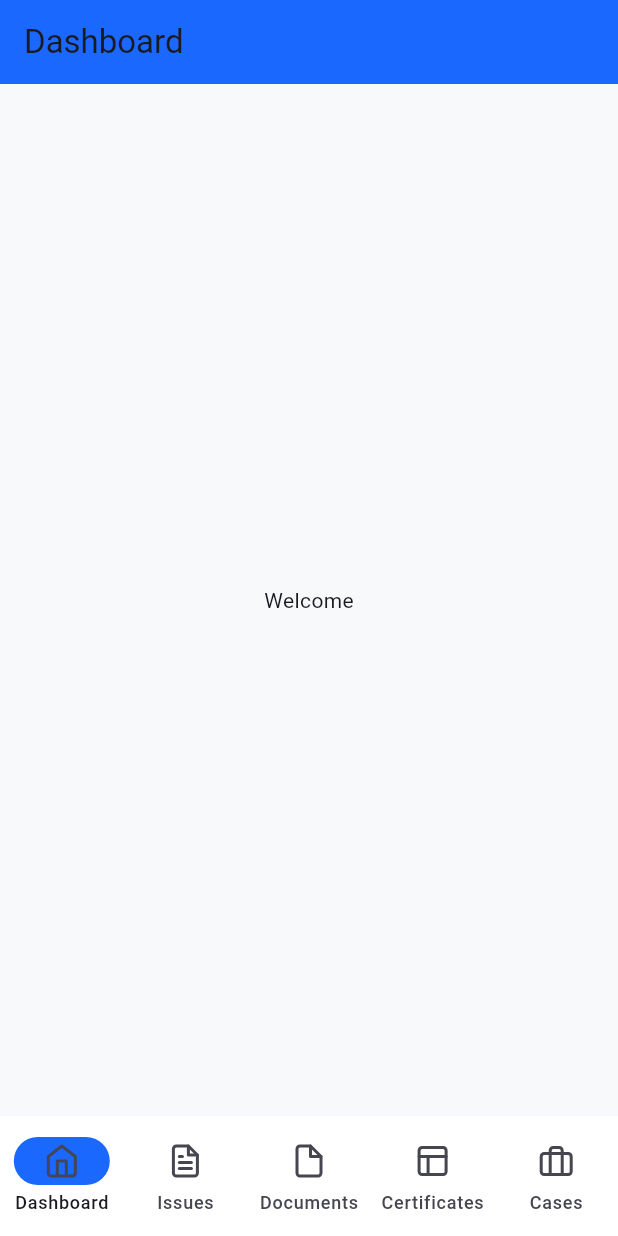
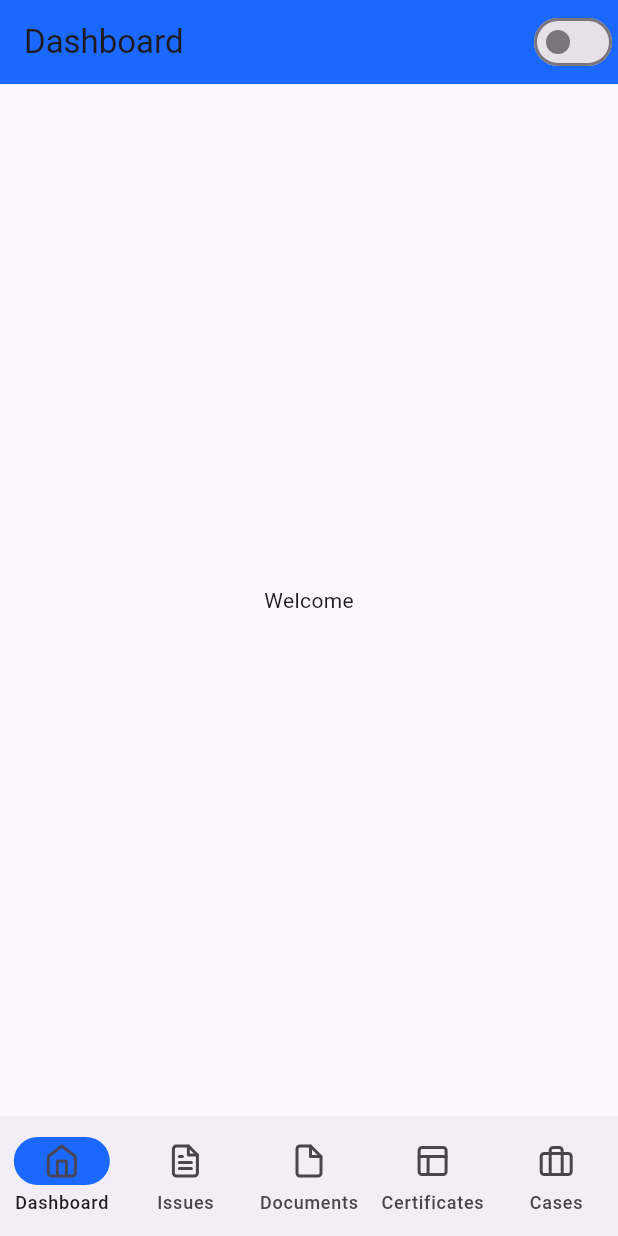
Before and after one commit to infinite-dev22/law_mobile_app, a Flutter app: the screen it shows after launch, on a phone screen of 412 x 824 dp. Run offline on Flutter 3.47's test engine with Material 3 defaults, Android fonts, the phone set to English and light mode, and no system bars; our stand-ins replace awesome_extensions, bloc, equatable, flutter_bloc, flutter_feather_icons.

Commit message:
Add application theme toggling

```diff
--- a/lib/dashboard/presentation/pages/dashboard_page.dart
+++ b/lib/dashboard/presentation/pages/dashboard_page.dart
@@ -1,20 +1,33 @@
 import 'package:dirm_attorneys_mobile/Global/Variables/colors.dart';
 import 'package:flutter/material.dart';
+import 'package:flutter_bloc/flutter_bloc.dart';
+
+import '../../../Global/Theming/bloc/theme_manager_bloc.dart';
 
 class DashboardPage extends StatelessWidget {
   const DashboardPage({super.key});
 
   @override
   Widget build(BuildContext context) {
+    return BlocBuilder<ThemeManagerBloc, ThemeManagerState>(
+        builder: (context, state) {
       return Scaffold(
-      backgroundColor: AppColors.appBgLightColor,
         appBar: AppBar(
           title: const Text("Dashboard"),
           backgroundColor: AppColors.primary,
+          actions: [
+            Switch(
+              value:
+                  context.read<ThemeManagerBloc>().themeMode == ThemeMode.dark,
+              onChanged: (value) =>
+                  context.read<ThemeManagerBloc>().add(SwitchThemeEvent(value)),
+            )
+          ],
         ),
         body: const Center(
           child: Text("Welcome"),
         ),
       );
+    });
   }
 }
--- a/lib/legal_cases/presentation/pages/legal_cases_page.dart
+++ b/lib/legal_cases/presentation/pages/legal_cases_page.dart
@@ -8,7 +8,6 @@ class LegalCasesPage extends StatelessWidget {
   @override
   Widget build(BuildContext context) {
     return Scaffold(
-      backgroundColor: AppColors.appBgLightColor,
       appBar: AppBar(
         title: const Text("Legal Cases"),
         backgroundColor: AppColors.primary,
--- a/lib/legal_certificates/presentation/pages/legal_certificates_page.dart
+++ b/lib/legal_certificates/presentation/pages/legal_certificates_page.dart
@@ -8,7 +8,6 @@ class LegalCertificatesPage extends StatelessWidget {
   @override
   Widget build(BuildContext context) {
     return Scaffold(
-      backgroundColor: AppColors.appBgLightColor,
       appBar: AppBar(
         title: const Text("Legal Certificates"),
         backgroundColor: AppColors.primary,
--- a/lib/legal_documents/presentation/pages/legal_documents_page.dart
+++ b/lib/legal_documents/presentation/pages/legal_documents_page.dart
@@ -8,7 +8,6 @@ class LegalDocumentsPage extends StatelessWidget {
   @override
   Widget build(BuildContext context) {
     return Scaffold(
-      backgroundColor: AppColors.appBgLightColor,
       appBar: AppBar(
         title: const Text("Legal Documents"),
         backgroundColor: AppColors.primary,
--- a/lib/legal_issues/presentation/pages/legal_issues_page.dart
+++ b/lib/legal_issues/presentation/pages/legal_issues_page.dart
@@ -8,7 +8,6 @@ class LegalIssuesPage extends StatelessWidget {
   @override
   Widget build(BuildContext context) {
     return Scaffold(
-      backgroundColor: AppColors.appBgLightColor,
       appBar: AppBar(
         title: const Text("Legal Issues"),
         backgroundColor: AppColors.primary,
--- a/lib/main.dart
+++ b/lib/main.dart
@@ -1,4 +1,5 @@
-import 'package:dirm_attorneys_mobile/Global/Variables/colors.dart';
+import 'package:dirm_attorneys_mobile/Global/Theming/bloc/theme_manager_bloc.dart';
+import 'package:dirm_attorneys_mobile/Global/Theming/theme.dart';
 import 'package:dirm_attorneys_mobile/root/presentation/bloc/nav_bar_bloc.dart';
 import 'package:dirm_attorneys_mobile/root/presentation/pages/root_page.dart';
 import 'package:flutter/material.dart';
@@ -7,6 +8,7 @@ import 'package:flutter_bloc/flutter_bloc.dart';
 void main() {
   runApp(MultiBlocProvider(
     providers: [
+      BlocProvider(create: (context) => ThemeManagerBloc()),
       BlocProvider(create: (context) => NavBarBloc()),
     ],
     child: const MyApp(),
@@ -18,14 +20,16 @@ class MyApp extends StatelessWidget {
 
   @override
   Widget build(BuildContext context) {
-    return MaterialApp(
-      debugShowCheckedModeBanner: false,
-      title: 'Dirm Attorneys',
-      theme: ThemeData(
-        colorScheme: ColorScheme.fromSeed(seedColor: AppColors.primary),
-        useMaterial3: true,
-      ),
-      home: const RootPage(),
-    );
+    return BlocBuilder<ThemeManagerBloc, ThemeManagerState>(
+        builder: (context, state) {
+      return MaterialApp(
+        debugShowCheckedModeBanner: false,
+        title: 'Dirm Attorneys',
+        theme: lightTheme,
+        darkTheme: darkTheme,
+        themeMode: context.read<ThemeManagerBloc>().themeMode,
+        home: const RootPage(),
+      );
+    });
   }
 }
--- a/lib/root/presentation/pages/root_page.dart
+++ b/lib/root/presentation/pages/root_page.dart
@@ -33,7 +33,6 @@ class _RootPageState extends State<RootPage> {
         floatingActionButtonLocation: FloatingActionButtonLocation.centerDocked,
         resizeToAvoidBottomInset: false,
         bottomNavigationBar: NavigationBar(
-          backgroundColor: AppColors.secondaryLight,
           destinations: _destinations(),
           selectedIndex: context.read<NavBarBloc>().state.idSelected,
           indicatorColor: AppColors.primary,
```
Lines whose indentation alone changed are shown as unchanged.
